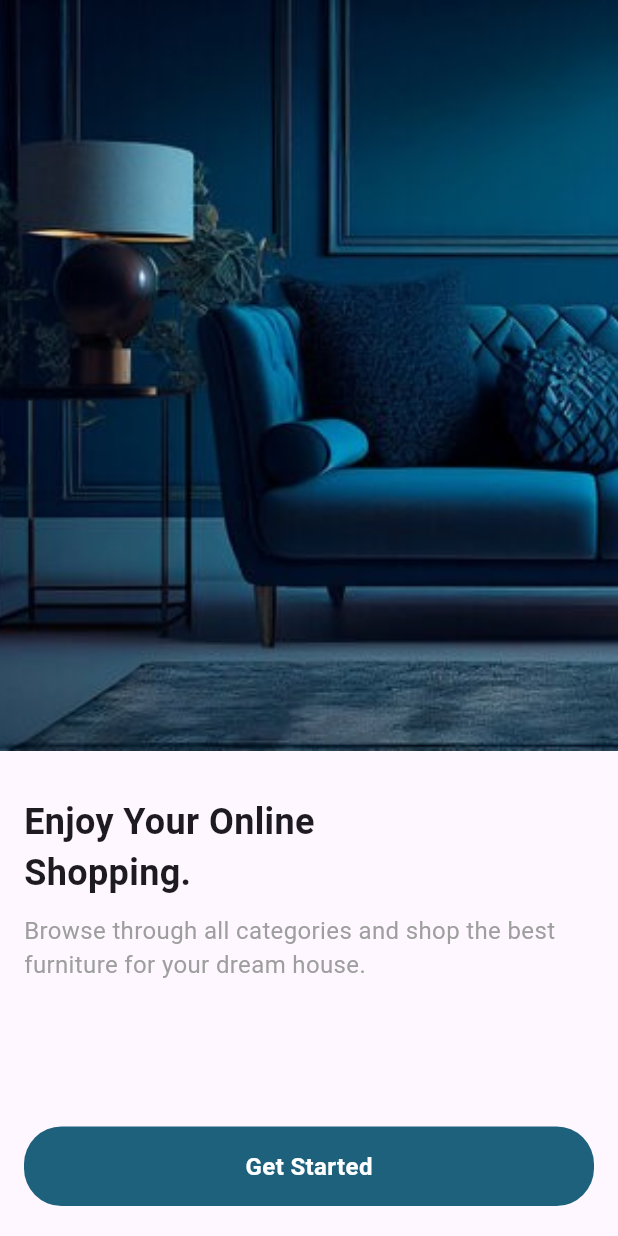
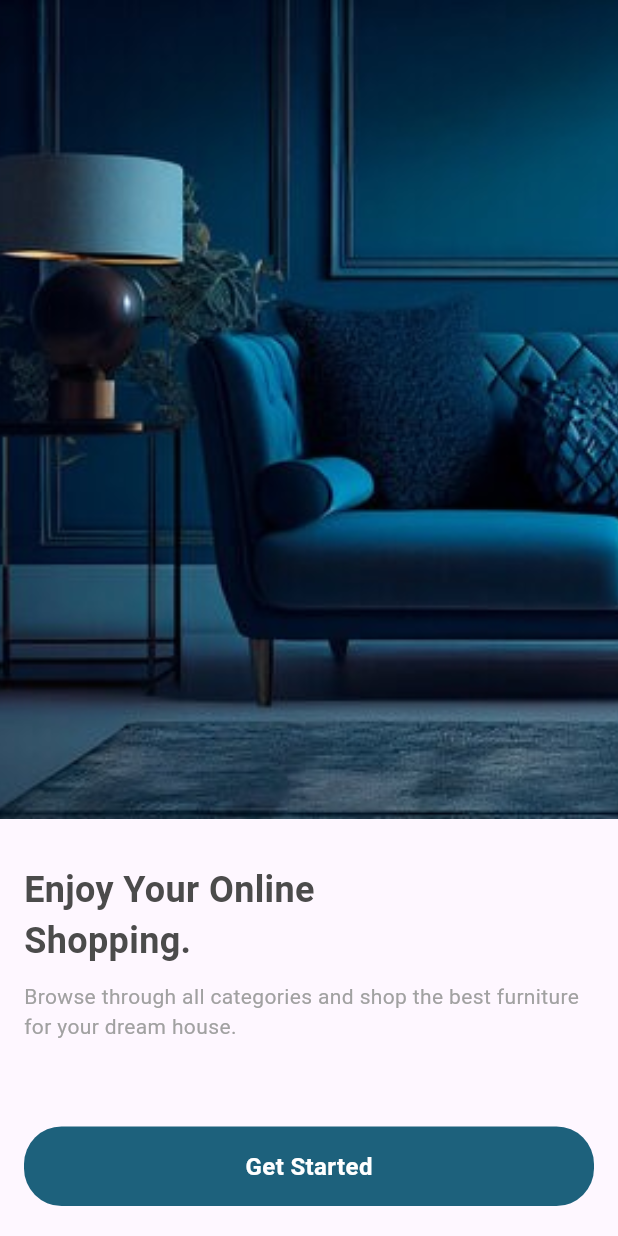
Before and after one commit to Huseinaz/furniture-app, a Flutter app: the screen it shows after launch, after a tap on "Get Started", on a phone screen of 412 x 824 dp. Run offline on Flutter 3.47's test engine with Material 3 defaults, Android fonts, the phone set to English and light mode, and no system bars.

Commit message:
Update onboarding_page.dart

```diff
--- a/lib/pages/onboarding_page.dart
+++ b/lib/pages/onboarding_page.dart
@@ -22,7 +22,7 @@ class OnboardingPage extends StatelessWidget {
             ),
           ),
           const Expanded(
-            flex: 4,
+            flex: 3,
             child: Padding(
               padding: EdgeInsets.fromLTRB(16, 0, 16, 0),
               child: Column(
@@ -36,6 +36,7 @@ class OnboardingPage extends StatelessWidget {
                       style: TextStyle(
                         fontSize: 24,
                         fontWeight: FontWeight.bold,
+                        color: Color.fromARGB(255, 75, 75, 75)
                       ),
                     ),
                   ),
@@ -43,8 +44,8 @@ class OnboardingPage extends StatelessWidget {
                   Text(
                     'Browse through all categories and shop the best furniture for your dream house.',
                     style: TextStyle(
-                      fontSize: 16,
-                      color: Colors.grey,
+                      fontSize: 14,
+                      color: Color.fromARGB(255, 161, 161, 161)
                     ),
                   ),
                 ],
@@ -52,7 +53,9 @@ class OnboardingPage extends StatelessWidget {
             ),
           ),
           MyButton(
-            onTap: () {},
+            onTap: () {
+              Navigator.pushNamed(context, '/home');
+            },
             buttonText: 'Get Started',
           ),
         ],
```
